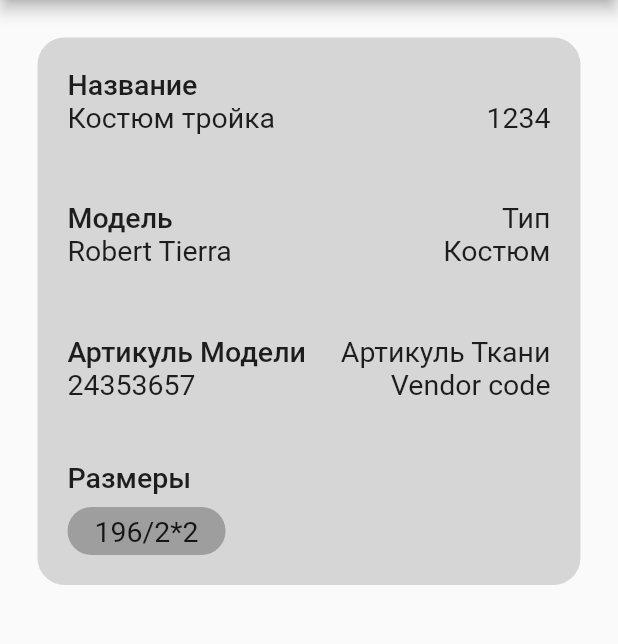
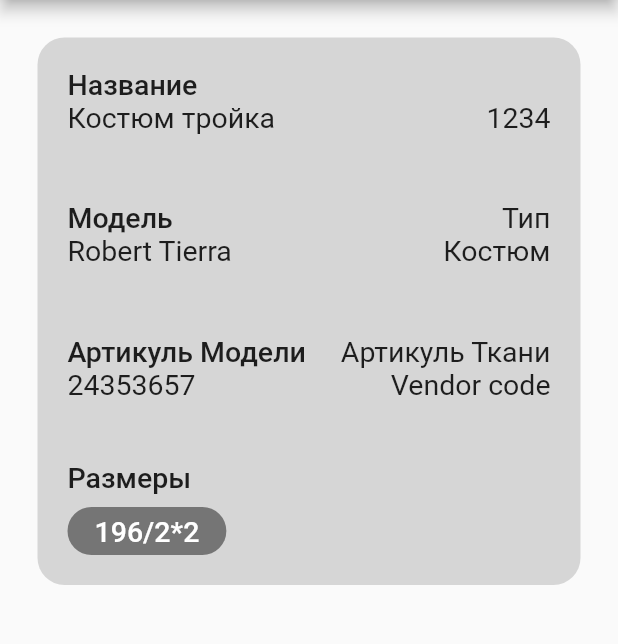
Before and after one commit to AliNurs/flutter_screen1, a Flutter app: the screen it shows after launch, on a phone screen of 412 x 824 dp, the part 84-728 px from its top. Run offline on Flutter 3.47's test engine with Material 2 defaults, Android fonts, the phone set to English and light mode, and no system bars.

```diff
--- a/lib/main.dart
+++ b/lib/main.dart
@@ -117,10 +117,13 @@ class MyApp extends StatelessWidget {
                   padding: EdgeInsets.symmetric(vertical: 5, horizontal: 18),
                   child: Text(
                     "196/2*2",
-                    style: TextStyle(fontSize: 19, fontWeight: FontWeight.w400),
+                    style: TextStyle(
+                        color: Colors.white,
+                        fontSize: 19,
+                        fontWeight: FontWeight.w500),
                   ),
                   decoration: BoxDecoration(
-                      color: Colors.grey.shade500,
+                      color: Colors.grey.shade600,
                       borderRadius: BorderRadius.circular(25)),
                 )
               ],
```
